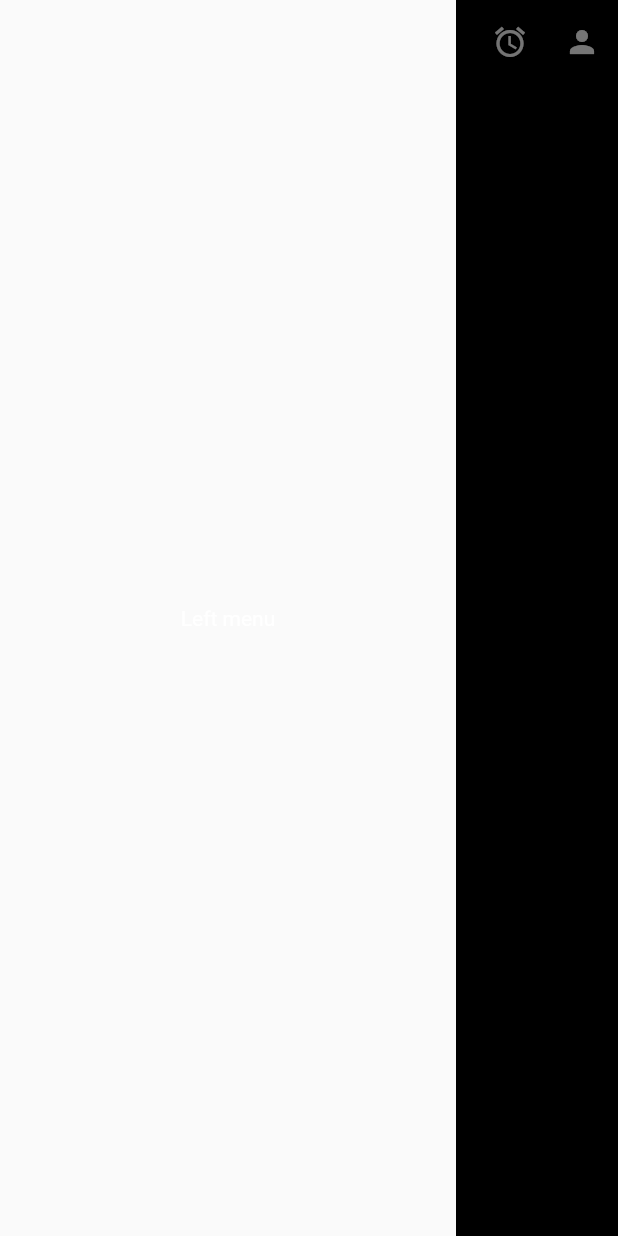
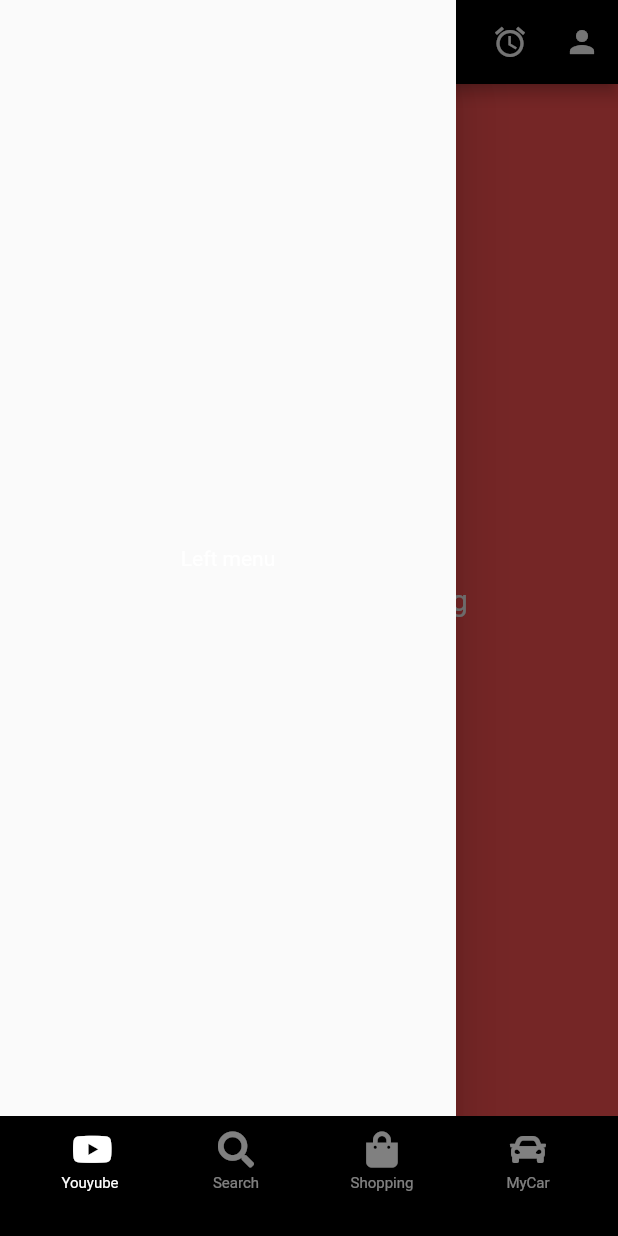
Before and after one commit to funkibitto/flutter_getx_starter, a Flutter app: the screen it shows after launch, in the side drawer, after a tap on the "home" icon, on a phone screen of 412 x 824 dp. Run offline on Flutter 3.47's test engine with Material 2 defaults, Android fonts, the phone set to English and light mode, and no system bars; our stand-ins replace dio, flutter_secure_storage, font_awesome_flutter, freezed_annotation, get, logger; accounts and stored records are empty.

Commit message:
home indexStack 구현

```diff
--- /dev/null
+++ b/lib/app/core/global_constants.dart
@@ -0,0 +1,10 @@
+import 'package:font_awesome_flutter/font_awesome_flutter.dart';
+
+class GlobalConstants {
+  static const List navigationItems = [
+    {'icon': FontAwesomeIcons.youtube, 'text': 'Youyube'},
+    {'icon': FontAwesomeIcons.search, 'text': 'Search'},
+    {'icon': FontAwesomeIcons.shoppingBag, 'text': 'Shopping'},
+    {'icon': FontAwesomeIcons.car, 'text': 'MyCar'},
+  ];
+}
--- a/lib/app/modules/home/views/home_view.dart
+++ b/lib/app/modules/home/views/home_view.dart
@@ -1,54 +1,92 @@
 import 'package:flutter/material.dart';
-import 'package:flutter_getx_starter/app/modules/auth/services/auth_service.dart';
+import 'package:flutter_getx_starter/app/core/global_constants.dart';
+import 'package:flutter_getx_starter/app/modules/home/views/my_car_view.dart';
+import 'package:flutter_getx_starter/app/modules/home/views/shopping_view.dart';
+import 'package:flutter_getx_starter/app/modules/home/views/youtube_search_view.dart';
+import 'package:flutter_getx_starter/app/modules/home/views/youtube_view.dart';
 
-import 'package:get/get.dart';
+class HomeView extends StatefulWidget {
+  const HomeView({Key? key}) : super(key: key);
 
-import 'package:flutter_getx_starter/app/modules/home/controllers/home_controller.dart';
+  @override
+  _HomeViewState createState() => _HomeViewState();
+}
 
-class HomeView extends GetView<HomeController> {
+class _HomeViewState extends State<HomeView> {
+  int _activeTab = 0;
+
+  _changeActiveTab(value) {
+    setState(() {
+      _activeTab = value;
+    });
+  }
+
   @override
   Widget build(BuildContext context) {
     return Scaffold(
-      drawerEdgeDragWidth: 20,
-      drawerEnableOpenDragGesture: false,
-      endDrawerEnableOpenDragGesture: false,
-      drawer: Drawer(
-        child: Container(
-          child: Center(
-            child: Text("Left menu"),
+      resizeToAvoidBottomInset: false,
+      body: _getBody(),
+      bottomNavigationBar: _getFooter(),
+    );
+  }
+
+  Widget _getBody() {
+    return IndexedStack(
+      index: _activeTab,
+      children: [
+        YoutubeView(),
+        YoutubeSearchView(),
+        ShoppingView(),
+        MyCarView()
+      ],
+    );
+  }
+
+  Widget _getFooter() {
+    const _navigationItems = GlobalConstants.navigationItems;
+
+    return Container(
+      height: 80,
+      decoration: const BoxDecoration(color: Colors.black),
+      child: Padding(
+        padding: const EdgeInsets.only(
+          left: 20,
+          right: 20,
+          top: 10,
+        ),
+        child: Row(
+          mainAxisAlignment: MainAxisAlignment.spaceBetween,
+          children: List.generate(
+            _navigationItems.length,
+            (index) => GestureDetector(
+              behavior: HitTestBehavior.translucent,
+              onTap: () => _changeActiveTab(index),
+              child: Container(
+                width: 80.0,
+                child: Column(
+                  children: [
+                    Icon(
+                      _navigationItems[index]['icon'],
+                      color: _activeTab == index
+                          ? Colors.white
+                          : Colors.white.withOpacity(0.5),
+                    ),
+                    const SizedBox(
+                      height: 5,
+                    ),
+                    Text(
+                      _navigationItems[index]['text'],
+                      style: TextStyle(
+                          fontSize: 10,
+                          color: _activeTab == index
+                              ? Colors.white
+                              : Colors.white.withOpacity(0.5)),
+                    )
+                  ],
+                ),
+              ),
+            ),
           ),
-        ),
-      ),
-      appBar: AppBar(
-        title: Text('@Home'),
-        centerTitle: false,
-        actions: [
-          IconButton(
-            icon: Icon(Icons.home),
-            onPressed: () {
-              Get.toNamed('/login');
-            },
-          ),
-          IconButton(
-            icon: Icon(Icons.access_alarm_sharp),
-            onPressed: () {
-              Get.toNamed('/login');
-            },
-          ),
-          if (AuthService.to.isLoggedIn == true) ...[
-            IconButton(
-              icon: Icon(Icons.person),
-              onPressed: () {
-                Get.toNamed('/setting');
-              },
-            )
-          ],
-        ],
-      ),
-      body: Center(
-        child: Text(
-          'HomeView is working',
-          style: TextStyle(fontSize: 20),
         ),
       ),
     );
--- /dev/null
+++ b/lib/app/modules/home/views/my_car_view.dart
@@ -0,0 +1,22 @@
+import 'package:flutter/material.dart';
+
+class MyCarView extends StatelessWidget {
+  const MyCarView({Key? key}) : super(key: key);
+
+  @override
+  Widget build(BuildContext context) {
+    return Scaffold(
+      backgroundColor: Colors.redAccent,
+      appBar: AppBar(
+        title: const Text('MyCarView'),
+        centerTitle: true,
+      ),
+      body: const Center(
+        child: Text(
+          'MyCarView is working',
+          style: TextStyle(fontSize: 20),
+        ),
+      ),
+    );
+  }
+}
--- /dev/null
+++ b/lib/app/modules/home/views/shopping_view.dart
@@ -0,0 +1,22 @@
+import 'package:flutter/material.dart';
+
+class ShoppingView extends StatelessWidget {
+  const ShoppingView({Key? key}) : super(key: key);
+
+  @override
+  Widget build(BuildContext context) {
+    return Scaffold(
+      backgroundColor: Colors.redAccent,
+      appBar: AppBar(
+        title: const Text('ShoppingView'),
+        centerTitle: true,
+      ),
+      body: const Center(
+        child: Text(
+          'ShoppingView is working',
+          style: TextStyle(fontSize: 20),
+        ),
+      ),
+    );
+  }
+}
--- /dev/null
+++ b/lib/app/modules/home/views/youtube_search_view.dart
@@ -0,0 +1,22 @@
+import 'package:flutter/material.dart';
+
+class YoutubeSearchView extends StatelessWidget {
+  const YoutubeSearchView({Key? key}) : super(key: key);
+
+  @override
+  Widget build(BuildContext context) {
+    return Scaffold(
+      backgroundColor: Colors.redAccent,
+      appBar: AppBar(
+        title: const Text('YoutubeSearchView'),
+        centerTitle: true,
+      ),
+      body: const Center(
+        child: Text(
+          'YoutubeSearchView is working',
+          style: TextStyle(fontSize: 20),
+        ),
+      ),
+    );
+  }
+}
--- /dev/null
+++ b/lib/app/modules/home/views/youtube_view.dart
@@ -0,0 +1,56 @@
+import 'package:flutter/material.dart';
+import 'package:flutter_getx_starter/app/modules/auth/services/auth_service.dart';
+import 'package:get/get.dart';
+
+class YoutubeView extends StatelessWidget {
+  const YoutubeView({Key? key}) : super(key: key);
+
+  @override
+  Widget build(BuildContext context) {
+    return Scaffold(
+      backgroundColor: Colors.redAccent,
+      drawerEdgeDragWidth: 20,
+      drawerEnableOpenDragGesture: false,
+      endDrawerEnableOpenDragGesture: false,
+      drawer: Drawer(
+        child: Container(
+          child: Center(
+            child: Text("Left menu"),
+          ),
+        ),
+      ),
+      appBar: AppBar(
+        title: Text('@Home'),
+        centerTitle: false,
+        actions: [
+          IconButton(
+            icon: Icon(Icons.home),
+            onPressed: () {
+              Get.toNamed('/login');
+            },
+          ),
+          IconButton(
+            icon: Icon(Icons.access_alarm_sharp),
+            onPressed: () {
+              Get.toNamed('/login');
+            },
+          ),
+          if (AuthService.to.isLoggedIn == true) ...[
+            IconButton(
+              icon: Icon(Icons.person),
+              onPressed: () {
+                Get.toNamed('/setting');
+              },
+            )
+          ],
+        ],
+      ),
+      body: Center(
+        child: Text(
+          'YoutubeView is working',
+          style: TextStyle(fontSize: 20),
+        ),
+      ),
+    );
+  }
+}
--- a/pubspec.yaml
+++ b/pubspec.yaml
@@ -6,6 +6,7 @@ environment:
   sdk: '>=2.12.0 <3.0.0'
 
 dependencies:
+  font_awesome_flutter:
   freezed_annotation:
   dio:
   flutter_secure_storage:
```
Also changed, not shown: pubspec.lock.
